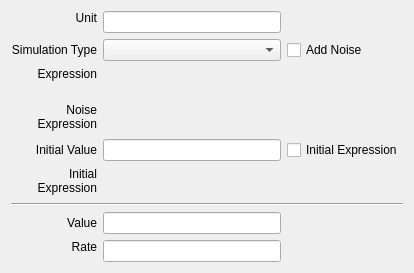
Before: the Qt Designer form copasi/UI/CQModelValue.ui in copasi/COPASI, drawn with Qt 5.
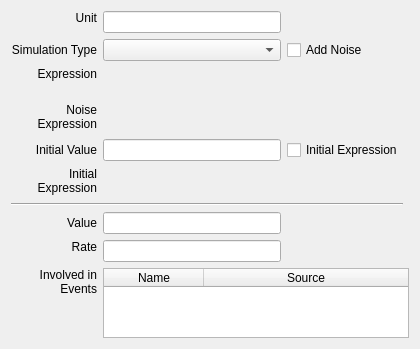
After: the same form once the commit is applied. Custom widgets are drawn as their Qt base class.

Commit message: - issue 1836: display what model elements are being used by events

The edit to the form file:
```diff
--- a/copasi/UI/CQModelValue.ui
+++ b/copasi/UI/CQModelValue.ui
@@ -21,8 +21,8 @@
    <rect>
     <x>0</x>
     <y>0</y>
-    <width>400</width>
-    <height>253</height>
+    <width>405</width>
+    <height>338</height>
    </rect>
   </property>
   <property name="sizePolicy">
@@ -342,6 +342,69 @@
      </property>
     </spacer>
    </item>
+   <item row="10" column="0">
+    <widget class="QLabel" name="mpLblEvents">
+     <property name="sizePolicy">
+      <sizepolicy hsizetype="Preferred" vsizetype="Minimum">
+       <horstretch>0</horstretch>
+       <verstretch>0</verstretch>
+      </sizepolicy>
+     </property>
+     <property name="text">
+      <string>Involved in Events</string>
+     </property>
+     <property name="textFormat">
+      <enum>Qt::AutoText</enum>
+     </property>
+     <property name="alignment">
+      <set>Qt::AlignRight|Qt::AlignTop|Qt::AlignTrailing</set>
+     </property>
+     <property name="wordWrap">
+      <bool>true</bool>
+     </property>
+    </widget>
+   </item>
+   <item row="10" column="1" colspan="3">
+    <widget class="QTableWidget" name="mpEventTable">
+     <property name="editTriggers">
+      <set>QAbstractItemView::NoEditTriggers</set>
+     </property>
+     <property name="alternatingRowColors">
+      <bool>true</bool>
+     </property>
+     <property name="selectionMode">
+      <enum>QAbstractItemView::SingleSelection</enum>
+     </property>
+     <property name="selectionBehavior">
+      <enum>QAbstractItemView::SelectRows</enum>
+     </property>
+     <property name="horizontalScrollMode">
+      <enum>QAbstractItemView::ScrollPerPixel</enum>
+     </property>
+     <property name="showGrid">
+      <bool>false</bool>
+     </property>
+     <property name="sortingEnabled">
+      <bool>true</bool>
+     </property>
+     <property name="columnCount">
+      <number>2</number>
+     </property>
+     <attribute name="horizontalHeaderStretchLastSection">
+      <bool>true</bool>
+     </attribute>
+     <column>
+      <property name="text">
+       <string>Name</string>
+      </property>
+     </column>
+     <column>
+      <property name="text">
+       <string>Source</string>
+      </property>
+     </column>
+    </widget>
+   </item>
   </layout>
  </widget>
  <layoutdefault spacing="6" margin="11"/>
```
Left out of the diff: 24 changed lines with no effect on the pictures. The commit also changes 11 other files.
